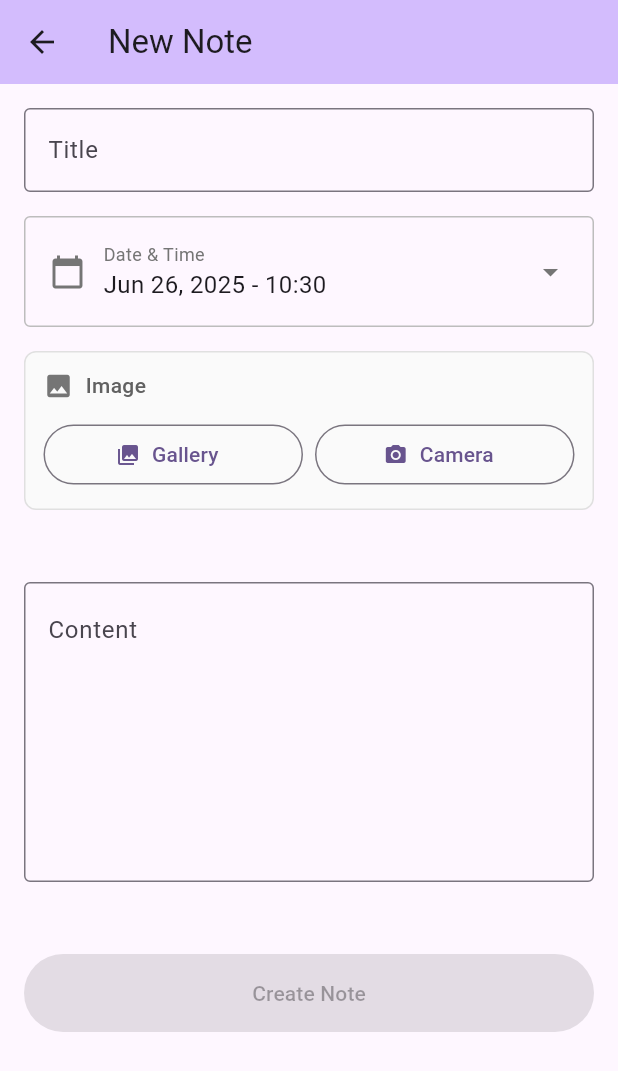
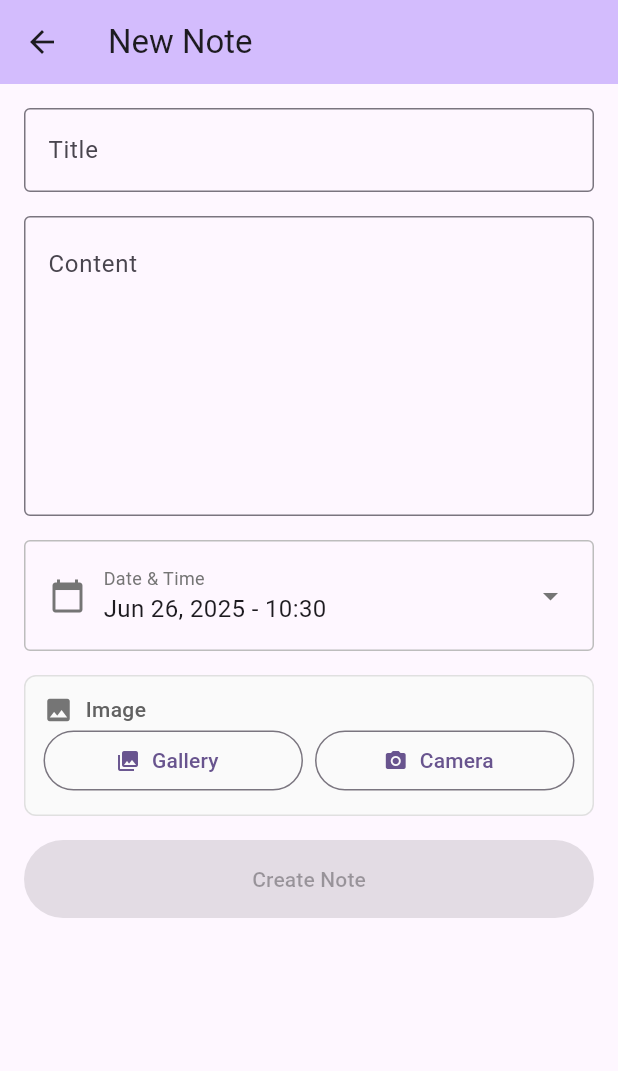
Before and after one commit to idanmeyer79/notes-App, a Flutter app: the screen it shows after launch, after a tap on the "add" icon, on a phone screen of 412 x 824 dp. Shown: the top 1071 px of the screen. Run offline on Flutter 3.47's test engine with Material 3 defaults, Android fonts, the phone set to English and light mode, and no system bars; our stand-ins replace cloud_firestore, firebase_core, geolocator, google_maps_flutter, image_picker; accounts and stored records are empty.

Commit message:
Update home page greeting and enhance note screen layout with new content field and spacing adjustments

```diff
--- a/lib/home_page.dart
+++ b/lib/home_page.dart
@@ -102,19 +102,10 @@ class _MyHomePageState extends State<MyHomePage> {
         crossAxisAlignment: CrossAxisAlignment.start,
         children: [
           Text(
-            'Welcome back, ${viewModel.userName}!',
+            'Hello, ${viewModel.userName}!',
             style: Theme.of(
               context,
             ).textTheme.headlineSmall?.copyWith(fontWeight: FontWeight.bold),
-          ),
-          const SizedBox(height: 4),
-          Text(
-            viewModel.hasNotes
-                ? 'You have ${viewModel.notes.length} note${viewModel.notes.length == 1 ? '' : 's'}'
-                : 'Start creating your first note',
-            style: Theme.of(context).textTheme.bodyMedium?.copyWith(
-              color: Theme.of(context).colorScheme.onSurfaceVariant,
-            ),
           ),
         ],
       ),
--- a/lib/note_screen.dart
+++ b/lib/note_screen.dart
@@ -102,6 +102,30 @@ class _NoteScreenState extends State<NoteScreen> {
               onChanged: noteViewModel.updateTitle,
             ),
 
+            // Content field with fixed height
+            SizedBox(
+              height: 200,
+              child: TextFormField(
+                controller: _contentController,
+                decoration: const InputDecoration(
+                  labelText: 'Content',
+                  hintText: 'Enter note content',
+                  border: OutlineInputBorder(),
+                  alignLabelWithHint: true,
+                ),
+                maxLines: null,
+                expands: true,
+                textAlignVertical: TextAlignVertical.top,
+                validator: (value) {
+                  if (value == null || value.trim().isEmpty) {
+                    return 'Please enter some content';
+                  }
+                  return null;
+                },
+                onChanged: noteViewModel.updateContent,
+              ),
+            ),
+
             // Date picker
             InkWell(
               onTap: () => _selectDate(context, noteViewModel),
@@ -113,9 +137,9 @@ class _NoteScreenState extends State<NoteScreen> {
                   borderRadius: BorderRadius.circular(4),
                 ),
                 child: Row(
+                  spacing: 12,
                   children: [
                     Icon(Icons.calendar_today, color: Colors.grey[600]),
-                    const SizedBox(width: 12),
                     Expanded(
                       child: Column(
                         crossAxisAlignment: CrossAxisAlignment.start,
@@ -167,7 +191,6 @@ class _NoteScreenState extends State<NoteScreen> {
                       ),
                     ],
                   ),
-                  const SizedBox(height: 12),
                   if (noteViewModel.selectedImage != null) ...[
                     Container(
                       width: double.infinity,
@@ -184,9 +207,9 @@ class _NoteScreenState extends State<NoteScreen> {
                         ),
                       ),
                     ),
-                    const SizedBox(height: 12),
                   ],
                   Row(
+                    spacing: 8,
                     children: [
                       Expanded(
                         child: OutlinedButton.icon(
@@ -198,7 +221,6 @@ class _NoteScreenState extends State<NoteScreen> {
                           label: const Text('Gallery'),
                         ),
                       ),
-                      const SizedBox(width: 8),
                       Expanded(
                         child: OutlinedButton.icon(
                           onPressed:
@@ -212,7 +234,6 @@ class _NoteScreenState extends State<NoteScreen> {
                     ],
                   ),
                   if (noteViewModel.selectedImage != null) ...[
-                    const SizedBox(height: 8),
                     SizedBox(
                       width: double.infinity,
                       child: TextButton.icon(
@@ -233,34 +254,8 @@ class _NoteScreenState extends State<NoteScreen> {
                 ],
               ),
             ),
-            const SizedBox(height: 16),
-
-            // Content field with fixed height
-            Container(
-              height: 200,
-              child: TextFormField(
-                controller: _contentController,
-                decoration: const InputDecoration(
-                  labelText: 'Content',
-                  hintText: 'Enter note content',
-                  border: OutlineInputBorder(),
-                  alignLabelWithHint: true,
-                ),
-                maxLines: null,
-                expands: true,
-                textAlignVertical: TextAlignVertical.top,
-                validator: (value) {
-                  if (value == null || value.trim().isEmpty) {
-                    return 'Please enter some content';
-                  }
-                  return null;
-                },
-                onChanged: noteViewModel.updateContent,
-              ),
-            ),
 
             if (noteViewModel.hasError) ...[
-              const SizedBox(height: 16),
               Container(
                 width: double.infinity,
                 padding: const EdgeInsets.all(12),
@@ -275,7 +270,6 @@ class _NoteScreenState extends State<NoteScreen> {
                 ),
               ),
             ],
-            const SizedBox(height: 16),
             SizedBox(
               width: double.infinity,
               child: ElevatedButton(
@@ -289,6 +283,7 @@ class _NoteScreenState extends State<NoteScreen> {
                 child:
                     noteViewModel.isLoading
                         ? const Row(
+                          spacing: 8,
                           mainAxisAlignment: MainAxisAlignment.center,
                           children: [
                             SizedBox(
@@ -296,7 +291,6 @@ class _NoteScreenState extends State<NoteScreen> {
                               height: 20,
                               child: CircularProgressIndicator(strokeWidth: 2),
                             ),
-                            SizedBox(width: 8),
                             Text('Saving...'),
                           ],
                         )
@@ -307,9 +301,6 @@ class _NoteScreenState extends State<NoteScreen> {
                         ),
               ),
             ),
-            const SizedBox(
-              height: 20,
-            ), // Extra padding at bottom for better scrolling
           ],
         ),
       ),
```
